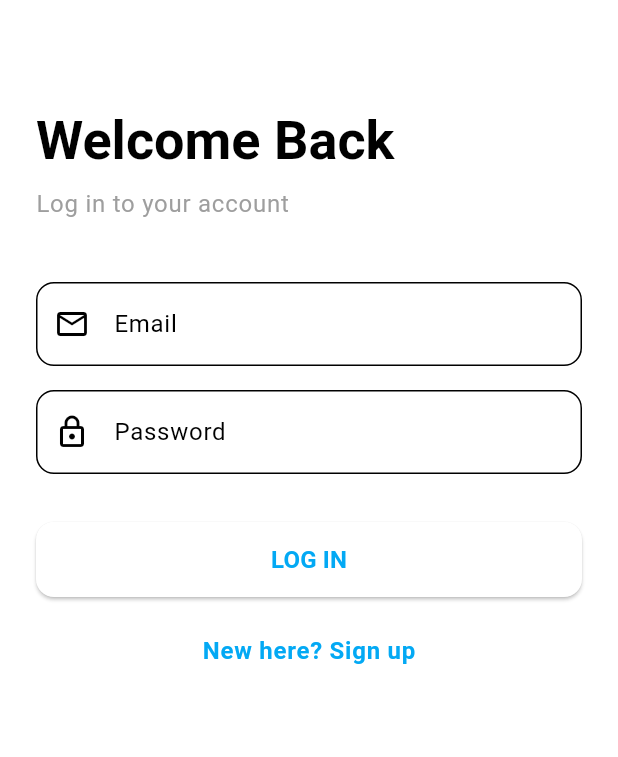
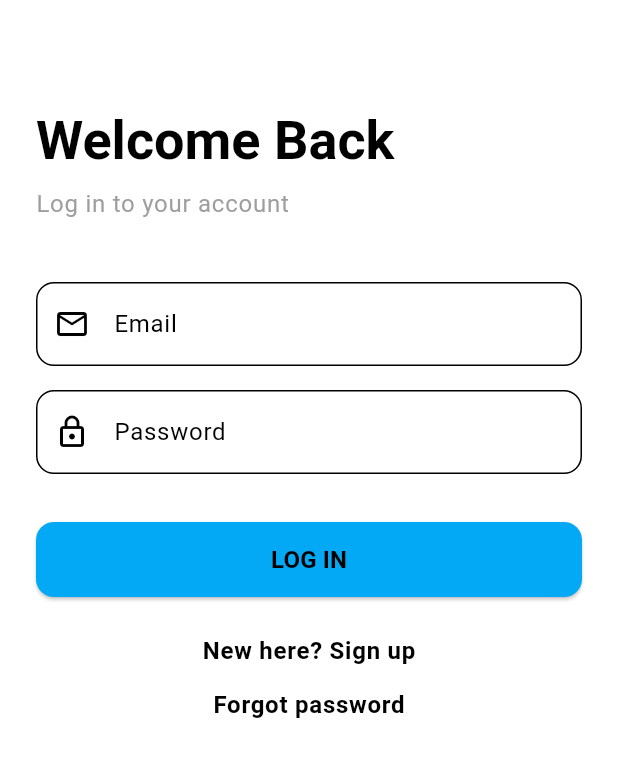
Before and after one commit to rohitgmenon/quil, a Flutter app: the screen it shows after launch, on a phone screen of 412 x 824 dp. Shown: the top 757 px of the screen. Run offline on Flutter 3.47's test engine with Material 3 defaults, Android fonts, the phone set to English and light mode, and no system bars; our stand-ins replace google_fonts, shared_preferences, sqflite, supabase_flutter; accounts and stored records are empty.

Commit message:
recycle bin  and forgot password added

```diff
--- a/lib/screens/loginpage.dart
+++ b/lib/screens/loginpage.dart
@@ -1,4 +1,5 @@
 import 'package:flutter/material.dart';
+import 'package:quil/screens/recoverpass.dart';
 import 'package:quil/screens/registerpage.dart';
 import 'package:quil/supabase/auth/authservice.dart';
 
@@ -27,7 +28,6 @@ class _LoginpageState extends State<Loginpage> {
       // ignore: use_build_context_synchronously
       Navigator.of(context).pop();
       // ignore: use_build_context_synchronously
-      Navigator.of(context).pop();
     } catch (e) {
       if (mounted) {
         ScaffoldMessenger.of(
@@ -96,6 +96,8 @@ class _LoginpageState extends State<Loginpage> {
             child: ElevatedButton(
               onPressed: login,
               style: ElevatedButton.styleFrom(
+                foregroundColor: Theme.of(context).colorScheme.inversePrimary,
+                backgroundColor: Theme.of(context).colorScheme.primary,
                 shape: RoundedRectangleBorder(
                   borderRadius: BorderRadius.circular(12),
                 ),
@@ -116,8 +118,26 @@ class _LoginpageState extends State<Loginpage> {
               child: Text(
                 "New here? Sign up",
                 style: Theme.of(context).textTheme.bodyLarge?.copyWith(
-                  color: Theme.of(context).colorScheme.primary,
+                  color: Theme.of(context).colorScheme.inversePrimary,
                   fontWeight: FontWeight.w600,
+                ),
+              ),
+            ),
+          ),
+          Padding(
+            padding: const EdgeInsets.all(12),
+            child: GestureDetector(
+              onTap: () => Navigator.push(
+                context,
+                MaterialPageRoute(builder: (ctx) => const Recoverpass()),
+              ),
+              child: Center(
+                child: Text(
+                  "Forgot password",
+                  style: Theme.of(context).textTheme.bodyLarge?.copyWith(
+                    color: Theme.of(context).colorScheme.inversePrimary,
+                    fontWeight: FontWeight.w600,
+                  ),
                 ),
               ),
             ),
--- a/lib/supabase/auth/authgate.dart
+++ b/lib/supabase/auth/authgate.dart
@@ -9,13 +9,16 @@ class Authgate extends StatelessWidget {
 
   @override
   Widget build(BuildContext context) {
-    return StreamBuilder(
-      stream: Supabase.instance.client.auth.onAuthStateChange,
+    return StreamBuilder<Session?>(
+      stream: Supabase.instance.client.auth.onAuthStateChange.map(
+        (data) => data.session,
+      ),
       builder: (context, snapshot) {
+        final session = snapshot.data;
         if (snapshot.connectionState == ConnectionState.waiting) {
           return Scaffold(body: Center(child: CircularProgressIndicator()));
         }
-        final session = snapshot.hasData ? snapshot.data!.session : null;
+
         if (session != null) {
           return Notelist();
         } else {
--- a/lib/supabase/auth/authservice.dart
+++ b/lib/supabase/auth/authservice.dart
@@ -22,6 +22,10 @@ class Authservice extends ChangeNotifier {
     return await _supabase.auth.signOut();
   }
 
+  Future<void> recover(String email) async {
+    return await _supabase.auth.resetPasswordForEmail(email);
+  }
+
   //get user email
   String? getuser() {
     final Session = _supabase.auth.currentSession;
```
Also changed, not shown: lib/components/drawer.dart (+23 -1 lines), lib/screens/recoverpass.dart (added, +72 -0 lines), lib/screens/recyclebin.dart (added, +56 -0 lines), lib/screens/registerpage.dart (+10 -4 lines), lib/services/dbhelper.dart (+24 -0 lines), lib/services/notesprovider.dart (+15 -0 lines), 1 other file.
